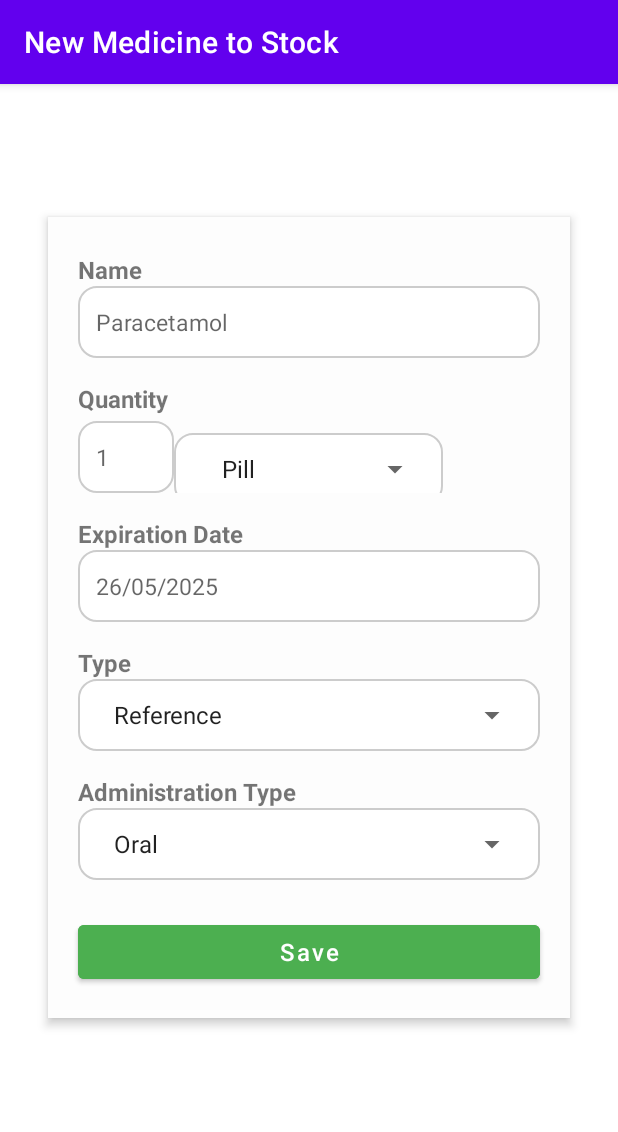
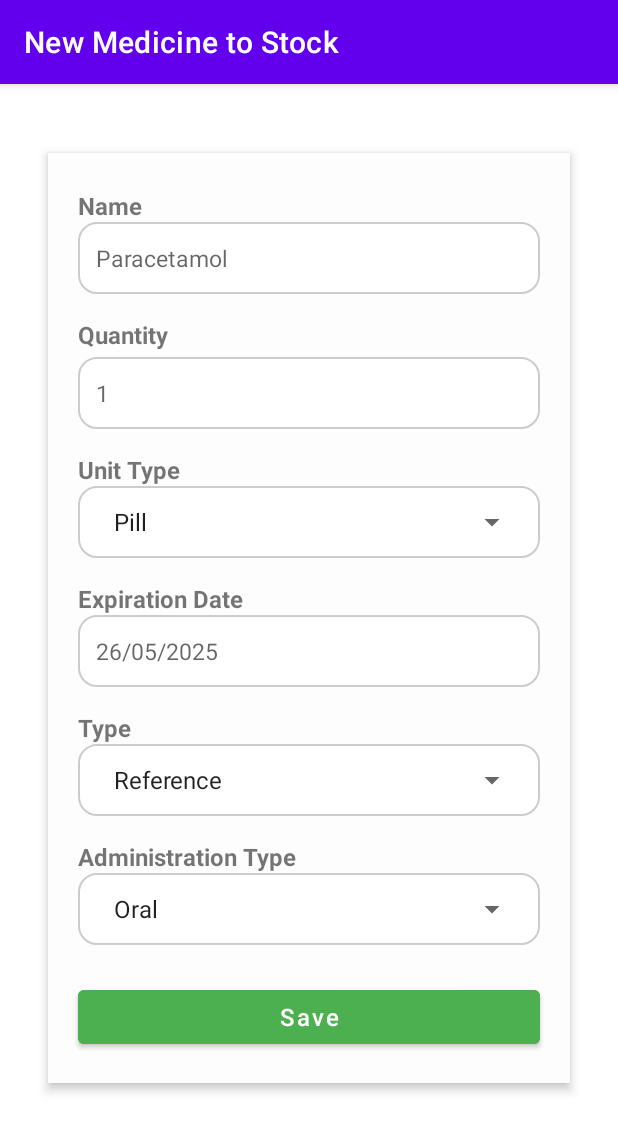
Before and after one commit to GustavoZSin/MedicBuddy, an Android app: the FormAddMedicineToStockActivity screen opened directly, with no data from a screen before it, on a phone screen of 412 x 824 dp. Shown: the top 1132 px of the screen. Run offline under Robolectric (Android 15) with nearby library versions, the phone set to English and light mode, and no system bars.

Commit message:
#feat: Trocar de Idioma e strings.xml;
- Implementado troca de idioma entre sessões;
- Adicionado textos no strings.xml;

```diff
--- a/app/src/main/java/com/gustavozsin/medicbuddy/ui/activity/FormAddMedicineToStockActivity.java
+++ b/app/src/main/java/com/gustavozsin/medicbuddy/ui/activity/FormAddMedicineToStockActivity.java
@@ -19,9 +19,6 @@ import com.gustavozsin.medicbuddy.model.Medicine;
 import java.util.Calendar;
 
 public class FormAddMedicineToStockActivity extends AppCompatActivity {
-    private static final String[] DOSE_UNITS = {"Pill", "Tablet", "mL", "Drop", "Injection"};
-    private static final String[] MEDICINE_TYPES = {"Reference", "Generic", "Similar", "Manipulated"};
-    private static final String[] ADMINISTRATION_TYPES = {"Oral", "Topical", "Injection", "Inhalation", "Other"};
     private static  String NEW_MEDICINE = "New Medicine to Stock";
 
     private EditText nameField;
@@ -60,17 +57,20 @@ public class FormAddMedicineToStockActivity extends AppCompatActivity {
     }
 
     private void configureQuantityUnitSpinner() {
-        ArrayAdapter<String> adapter = new ArrayAdapter<>(this, android.R.layout.simple_spinner_item, DOSE_UNITS);
+        String[] doseUnits = getResources().getStringArray(R.array.dose_units);
+        ArrayAdapter<String> adapter = new ArrayAdapter<>(this, android.R.layout.simple_spinner_item, doseUnits);
         adapter.setDropDownViewResource(android.R.layout.simple_spinner_dropdown_item);
         quantityUnitField.setAdapter(adapter);
     }
     private void configureMedicineTypeSpinner() {
-        ArrayAdapter<String> adapter = new ArrayAdapter<>(this, android.R.layout.simple_spinner_item, MEDICINE_TYPES);
+        String[] medicineTypes = getResources().getStringArray(R.array.medicine_types);
+        ArrayAdapter<String> adapter = new ArrayAdapter<>(this, android.R.layout.simple_spinner_item, medicineTypes);
         adapter.setDropDownViewResource(android.R.layout.simple_spinner_dropdown_item);
         medicineTypeField.setAdapter(adapter);
     }
     private void configureAdministrationTypeSpinner() {
-        ArrayAdapter<String> adapter = new ArrayAdapter<>(this, android.R.layout.simple_spinner_item, ADMINISTRATION_TYPES);
+        String[] administrationTypes = getResources().getStringArray(R.array.administration_types);
+        ArrayAdapter<String> adapter = new ArrayAdapter<>(this, android.R.layout.simple_spinner_item, administrationTypes);
         adapter.setDropDownViewResource(android.R.layout.simple_spinner_dropdown_item);
         administrationTypeField.setAdapter(adapter);
     }
--- a/app/src/main/res/layout/activity_form_add_medicine_to_stock.xml
+++ b/app/src/main/res/layout/activity_form_add_medicine_to_stock.xml
@@ -54,17 +54,27 @@
 
             <EditText
                 android:id="@+id/activity_form_add_medicine_to_stock_quantity_stock"
-                android:layout_width="0dp"
+                android:layout_width="match_parent"
                 android:layout_height="48dp"
                 android:layout_weight="1"
+                android:background="@drawable/edit_text_background"
                 android:hint="1"
-                android:background="@drawable/edit_text_background"
                 android:inputType="numberDecimal"
                 android:padding="12dp"
                 android:textSize="15sp" />
+        </LinearLayout>
+
+        <!-- Tipo da Unidade do Remédio -->
+        <TextView
+            android:layout_width="match_parent"
+            android:layout_height="wrap_content"
+            android:layout_marginTop="16dp"
+            android:text="@string/activity_form_add_medicine_to_stock_lbl_unit_stock"
+            android:textSize="16sp"
+            android:textStyle="bold" />
 
         <RelativeLayout
-                android:layout_width="179dp"
+            android:layout_width="match_parent"
             android:layout_height="wrap_content"
             android:background="@drawable/edit_text_background"
             android:padding="8dp">
@@ -73,10 +83,8 @@
                 android:id="@+id/activity_form_add_medicine_to_stock_medicine_unit"
                 style="@style/Widget.AppCompat.DropDownItem.Spinner"
                 android:layout_width="match_parent"
-                    android:layout_height="32dp"
-                    android:layout_marginStart="8dp" />
+                android:layout_height="32dp" />
         </RelativeLayout>
-        </LinearLayout>
 
         <!-- Data de Validade -->
         <TextView
--- a/app/src/main/res/menu/main.xml
+++ b/app/src/main/res/menu/main.xml
@@ -6,4 +6,9 @@
         android:orderInCategory="100"
         android:title="@string/action_settings"
         app:showAsAction="never" />
+
+    <item
+        android:id="@+id/action_change_language"
+        android:title="@string/settings_chance_language"
+        app:showAsAction="never" />
 </menu>
--- a/app/src/main/res/values/strings.xml
+++ b/app/src/main/res/values/strings.xml
@@ -19,4 +19,44 @@
     <string name="activity_form_add_medicine_to_stock_lbl_expiration_date">Expiration Date</string>
     <string name="activity_form_add_medicine_to_stock_lbl_medicine_type">Type</string>
     <string name="activity_form_add_medicine_to_stock_lbl_administration_type">Administration Type</string>
+    <string name="activity_form_add_medicine_scheduling_lbl_name">Name</string>
+    <string name="activity_form_add_medicine_scheduling_lbl_dose">Dose</string>
+    <string name="activity_form_add_medicine_scheduling_lbl_dose_unit">Dose Unit</string>
+    <string name="activity_form_add_medicine_scheduling_lbl_start_date">Start Date</string>
+    <string name="activity_form_add_medicine_scheduling_lbl_frequency">Frequency</string>
+    <string name="activity_form_add_medicine_scheduling_lbl_first_dose_hour">First Hour Dose</string>
+    <string name="activity_form_add_medicine_to_stock_lbl_unit_stock">Unit Type</string>
+    <string-array name="languages">
+        <item>Portuguese</item>
+        <item>English</item>
+    </string-array>
+    <string-array name="dose_units">
+        <item>Pill</item>
+        <item>Tablet</item>
+        <item>mL</item>
+        <item>Drop</item>
+        <item>Injection</item>
+    </string-array>
+    <string-array name="medicine_types">
+        <item>Reference</item>
+        <item>Generic</item>
+        <item>Similar</item>
+        <item>Manipulated</item>
+    </string-array>
+    <string-array name="administration_types">
+        <item>Oral</item>
+        <item>Topical</item>
+        <item>Injection</item>
+        <item>Inhalation</item>
+        <item>Other</item>
+    </string-array>
+    <string-array name="frequencies">
+        <item>Every 4 hours</item>
+        <item>Every 6 hours</item>
+        <item>Every 8 hours</item>
+        <item>Every 12 hours</item>
+        <item>Once a day</item>
+    </string-array>
+    <string name="choose_language">Choose app language</string>
+    <string name="settings_chance_language">Change language</string>
 </resources>
```
Also changed, not shown: app/src/main/java/com/gustavozsin/medicbuddy/ui/activity/FormMedicineSchedulingActivity.java (+4 -4 lines), app/src/main/java/com/gustavozsin/medicbuddy/ui/activity/MainActivity.java (+62 -1 lines), app/src/main/res/layout/activity_medicine_scheduling.xml (+6 -10 lines), 1 other file. Lines whose indentation alone changed are shown as unchanged.
